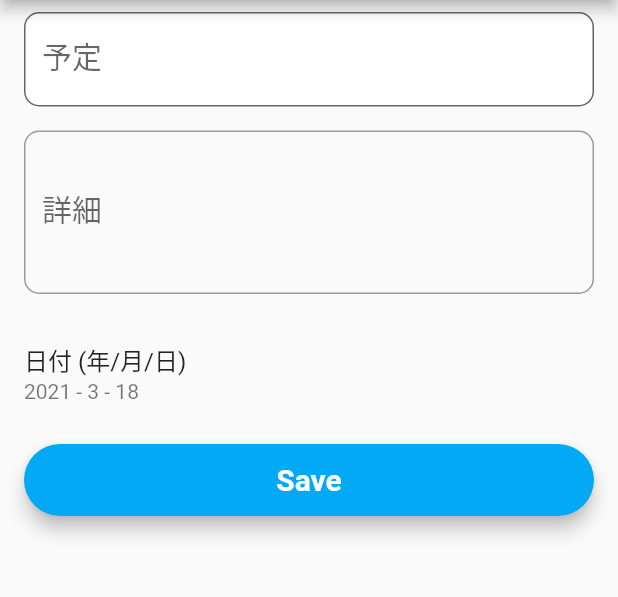
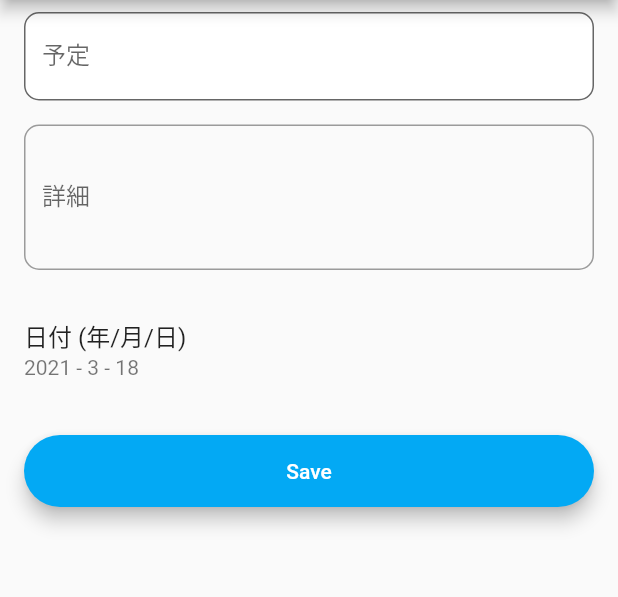
Before and after one commit to yokokida/manager_san, a Flutter app: the AddEventPage screen opened directly, on a phone screen of 412 x 824 dp, the part 84-681 px from its top. Run offline on Flutter 3.47's test engine with Material 2 defaults, Android fonts, the phone set to English and light mode, and no system bars; our stand-ins replace cloud_firestore, firebase_auth, firebase_core, flutter_calendar_carousel, flutter_slidable, fluttertoast and 2 more; accounts and stored records are empty; Roboto replaces fonts that are missing (Montserrat).

```diff
--- a/lib/news/screen_news.dart
+++ b/lib/news/screen_news.dart
@@ -53,7 +53,6 @@ class AddEventPage extends StatefulWidget {
 }
 
 class _AddEventPageState extends State<AddEventPage> {
-  TextStyle style = TextStyle(fontFamily: 'Montserrat', fontSize: 20.0);
   TextEditingController _title;
   TextEditingController _description;
   DateTime _eventDate;
@@ -88,7 +87,6 @@ class _AddEventPageState extends State<AddEventPage> {
                 child: TextFormField(
                   controller: _title,
                   validator: (value) => (value.isEmpty) ? "Please Enter title" : null,
-                  style: style,
                   decoration: InputDecoration(
                       labelText: "予定",
                       filled: true,
@@ -104,7 +102,6 @@ class _AddEventPageState extends State<AddEventPage> {
                   maxLines: 5,
                   validator: (value) =>
                   (value.isEmpty) ? "Please Enter description" : null,
-                  style: style,
                   decoration: InputDecoration(
                       labelText: "詳細",
                       border: OutlineInputBorder(borderRadius: BorderRadius.circular(10))),
@@ -124,10 +121,8 @@ class _AddEventPageState extends State<AddEventPage> {
                 },
               ),
 
-              SizedBox(height: 10.0),
-              processing
-                  ? Center(child: CircularProgressIndicator())
-                  : Padding(
+              SizedBox(height: 20.0),
+              processing ? Center(child: CircularProgressIndicator()) : Padding(
                 padding: const EdgeInsets.symmetric(horizontal: 16.0),
                 child: Material(
                   elevation: 5.0,
@@ -160,9 +155,9 @@ class _AddEventPageState extends State<AddEventPage> {
                     },
                     child: Text(
                       "Save",
-                      style: style.copyWith(
-                          color: Colors.white,
-                          fontWeight: FontWeight.bold),
+                      style: TextStyle(
+                        color: Colors.white,
+                      )
                     ),
                   ),
                 ),
```
Also changed, not shown: lib/mypage/page_mypage.dart (+12 -1 lines), lib/news/add_news.dart (added, +87 -0 lines), lib/news/page_calender_01.dart (+5 -4 lines).
